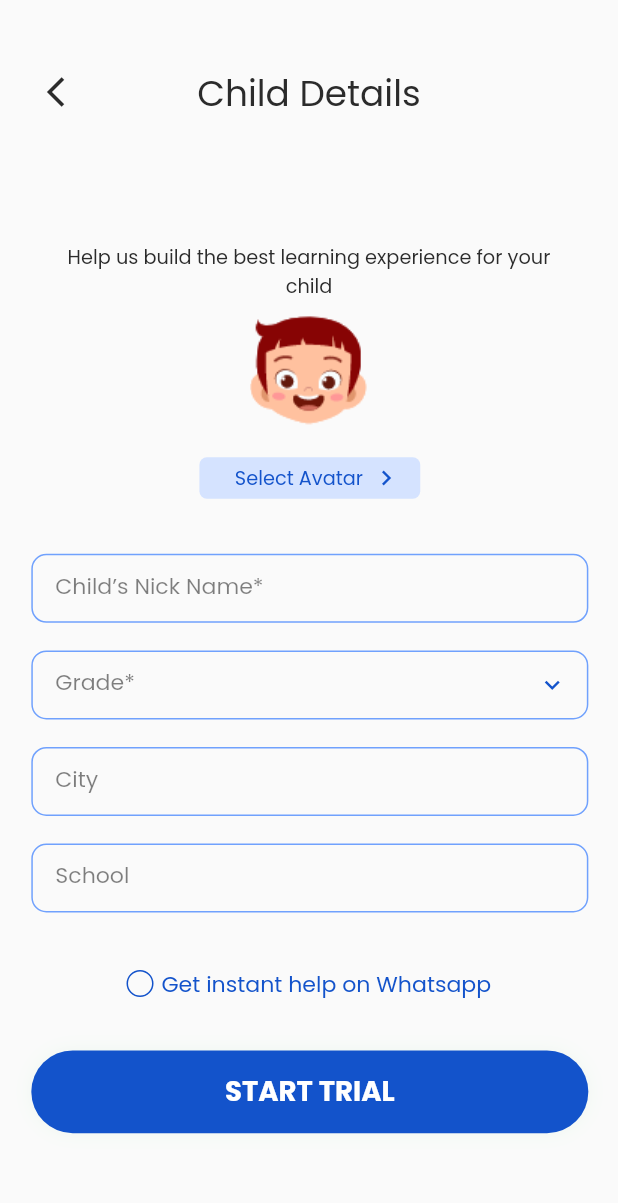
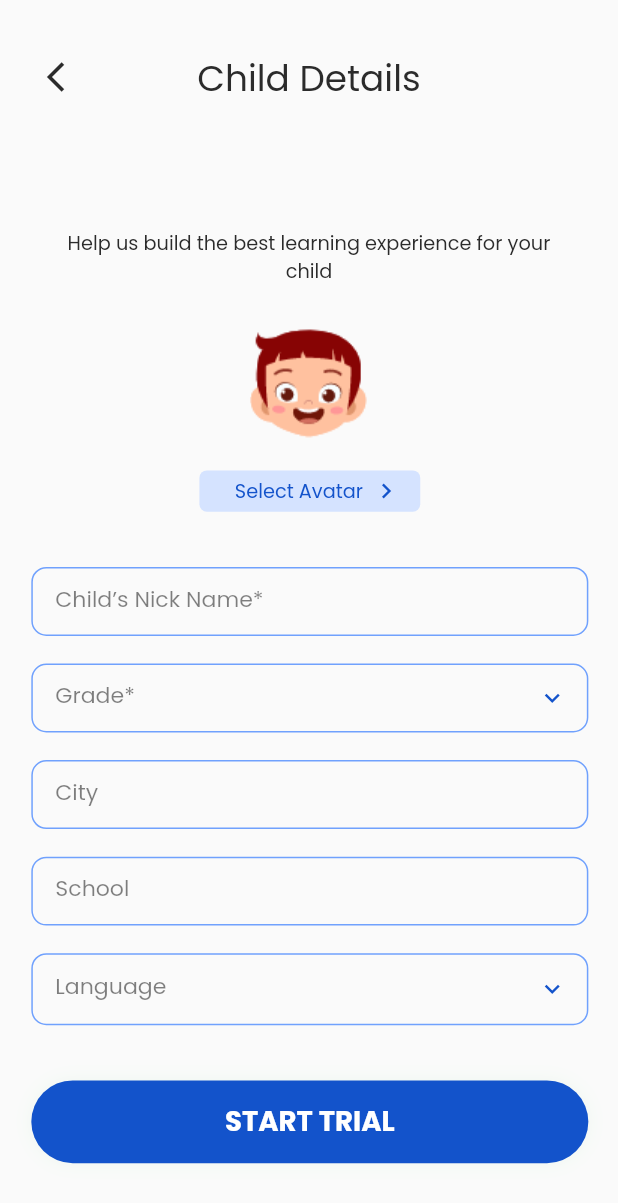
Before and after one commit to MMRoopa/avatar_dialog, a Flutter app: the ChildDetails screen opened directly, on a phone screen of 412 x 824 dp. Shown: the top 1203 px of the screen. Run offline on Flutter 3.47's test engine with Material 2 defaults, Android fonts, the phone set to English and light mode, and no system bars; our stand-ins replace auto_size_text, flutter_screenutil, scroll_to_index; statements that could not run were skipped.

Commit message:
Expanded removed for ListView

```diff
--- a/lib/childDetails/child_details.dart
+++ b/lib/childDetails/child_details.dart
@@ -23,7 +23,6 @@ class _ChildDetailsState extends State<ChildDetails> {
     return Scaffold(
       body: Container(
         alignment: Alignment.center,
-        child: Expanded(
         child: ListView(
           shrinkWrap: true,
           scrollDirection: Axis.vertical,
@@ -36,11 +35,10 @@ class _ChildDetailsState extends State<ChildDetails> {
             childGrade(context),
             childCity(),
             childSchool(),
-              // childLanguage(context),
-              selectWhatsapp(),
+            childLanguage(context),
+            // selectWhatsapp(),
             startTrial(),
           ],
-          ),
         ),
       ),
     );
@@ -50,7 +48,7 @@ class _ChildDetailsState extends State<ChildDetails> {
     return Container(
       height: 38.h,
       width: 300.w,
-      margin: EdgeInsets.only(left: 38.w, top: 92.h, right: 38.w),
+      margin: EdgeInsets.only(left: 38.w, top: 92.h, right: 38.w, bottom: 20.h),
       child: Text(
         'Help us build the best learning experience for your child',
         style: TextStyle(
@@ -201,7 +199,7 @@ class _ChildDetailsState extends State<ChildDetails> {
     return Container(
       height: 50.h,
       width: 338.w,
-      margin: EdgeInsets.only(left: 19.w, right: 18.w, bottom: 40.h),
+      margin: EdgeInsets.only(left: 19.w, right: 18.w, bottom: 20.h),
       child: TextField(
         decoration: kTextFieldDecoration.copyWith(
           labelText: 'School',
```
Lines whose indentation alone changed are shown as unchanged.
